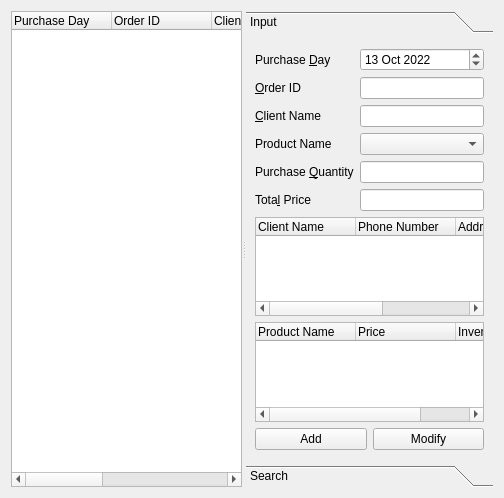
The window that ShopApp/ordermanagerform.ui (purenaa/Qt_secondMiniProject) describes before a commit, drawn with Qt 5.
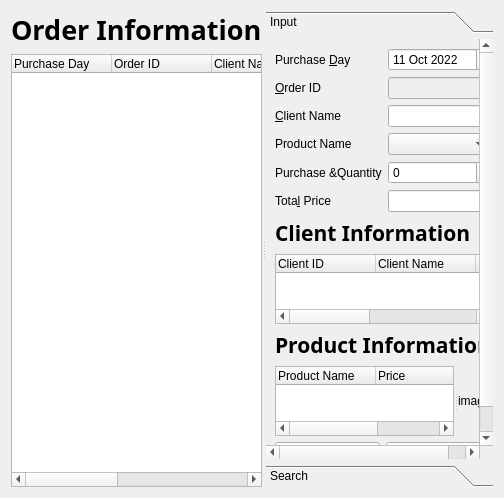
The same window after the commit.

Diff of the .ui file:
```diff
--- a/ShopApp/ordermanagerform.ui
+++ b/ShopApp/ordermanagerform.ui
@@ -13,12 +13,29 @@
   <property name="windowTitle">
    <string>Form</string>
   </property>
-  <layout class="QVBoxLayout" name="verticalLayout_2">
+  <layout class="QVBoxLayout" name="verticalLayout_4">
    <item>
     <widget class="QSplitter" name="splitter">
      <property name="orientation">
       <enum>Qt::Horizontal</enum>
      </property>
+     <widget class="QWidget" name="">
+      <layout class="QVBoxLayout" name="verticalLayout_2">
+       <item>
+        <widget class="QLabel" name="orderInfoLabel">
+         <property name="font">
+          <font>
+           <family>Dubai</family>
+           <pointsize>20</pointsize>
+           <bold>true</bold>
+          </font>
+         </property>
+         <property name="text">
+          <string>Order Information</string>
+         </property>
+        </widget>
+       </item>
+       <item>
      <widget class="QTreeWidget" name="treeWidget">
       <column>
        <property name="text">
@@ -51,6 +68,9 @@
        </property>
       </column>
      </widget>
+       </item>
+      </layout>
+     </widget>
      <widget class="QToolBox" name="toolBox">
       <property name="currentIndex">
        <number>0</number>
@@ -60,8 +80,8 @@
         <rect>
          <x>0</x>
          <y>0</y>
-         <width>378</width>
-         <height>428</height>
+         <width>260</width>
+         <height>438</height>
         </rect>
        </property>
        <attribute name="label">
@@ -80,6 +100,29 @@
             </property>
            </widget>
           </item>
+          <item row="0" column="1">
+           <widget class="QDateEdit" name="purchaseDayDateEdit">
+            <property name="enabled">
+             <bool>true</bool>
+            </property>
+            <property name="readOnly">
+             <bool>false</bool>
+            </property>
+            <property name="dateTime">
+             <datetime>
+              <hour>15</hour>
+              <minute>0</minute>
+              <second>0</second>
+              <year>2022</year>
+              <month>10</month>
+              <day>11</day>
+             </datetime>
+            </property>
+            <property name="calendarPopup">
+             <bool>false</bool>
+            </property>
+           </widget>
+          </item>
           <item row="1" column="0">
            <widget class="QLabel" name="orderIDLablel">
             <property name="text">
@@ -92,6 +135,9 @@
           </item>
           <item row="1" column="1">
            <widget class="QLineEdit" name="orderIDLineEdit">
+            <property name="enabled">
+             <bool>false</bool>
+            </property>
             <property name="readOnly">
              <bool>true</bool>
             </property>
@@ -117,18 +163,18 @@
             </property>
            </widget>
           </item>
+          <item row="3" column="1">
+           <widget class="QComboBox" name="productNameComboBox"/>
+          </item>
           <item row="4" column="0">
            <widget class="QLabel" name="purchaseQuantityLabel">
             <property name="text">
              <string>Purchase &amp;Quantity</string>
             </property>
-            <property name="buddy">
-             <cstring>purchaseQuantityLineEdit</cstring>
-            </property>
            </widget>
           </item>
           <item row="4" column="1">
-           <widget class="QLineEdit" name="purchaseQuantityLineEdit"/>
+           <widget class="QSpinBox" name="purchaseQuantitySpinBox"/>
           </item>
           <item row="5" column="0">
            <widget class="QLabel" name="totalPriceLabel">
@@ -143,27 +189,29 @@
           <item row="5" column="1">
            <widget class="QLineEdit" name="totalPriceLineEdit"/>
           </item>
-          <item row="0" column="1">
-           <widget class="QDateEdit" name="purchaseDayDateEdit">
-            <property name="dateTime">
-             <datetime>
-              <hour>21</hour>
-              <minute>0</minute>
-              <second>0</second>
-              <year>2022</year>
-              <month>10</month>
-              <day>13</day>
-             </datetime>
-            </property>
-           </widget>
-          </item>
-          <item row="3" column="1">
-           <widget class="QComboBox" name="productNameComboBox"/>
-          </item>
          </layout>
         </item>
+        <item>
+         <widget class="QLabel" name="clientInforLabel">
+          <property name="font">
+           <font>
+            <family>Dubai</family>
+            <pointsize>16</pointsize>
+            <bold>true</bold>
+           </font>
+          </property>
+          <property name="text">
+           <string>Client Information</string>
+          </property>
+         </widget>
+        </item>
         <item>
          <widget class="QTreeWidget" name="clientTreeWidget">
+          <column>
+           <property name="text">
+            <string>Client ID</string>
+           </property>
+          </column>
           <column>
            <property name="text">
             <string>Client Name</string>
@@ -187,6 +235,24 @@
          </widget>
         </item>
         <item>
+         <widget class="QLabel" name="productInfoLabel">
+          <property name="font">
+           <font>
+            <family>Dubai</family>
+            <pointsize>16</pointsize>
+            <bold>true</bold>
+           </font>
+          </property>
+          <property name="text">
+           <string>Product Information</string>
+          </property>
+         </widget>
+        </item>
+        <item>
+         <widget class="QSplitter" name="splitter_2">
+          <property name="orientation">
+           <enum>Qt::Horizontal</enum>
+          </property>
          <widget class="QTreeWidget" name="productTreeWidget">
           <column>
            <property name="text">
@@ -209,6 +275,12 @@
            </property>
           </column>
          </widget>
+          <widget class="QLabel" name="imageLabel">
+           <property name="text">
+            <string>image</string>
+           </property>
+          </widget>
+         </widget>
         </item>
         <item>
          <layout class="QHBoxLayout" name="horizontalLayout_2">
@@ -235,7 +307,7 @@
         <rect>
          <x>0</x>
          <y>0</y>
-         <width>270</width>
+         <width>260</width>
          <height>438</height>
         </rect>
        </property>
```
Lines whose indentation alone changed are shown as unchanged.
